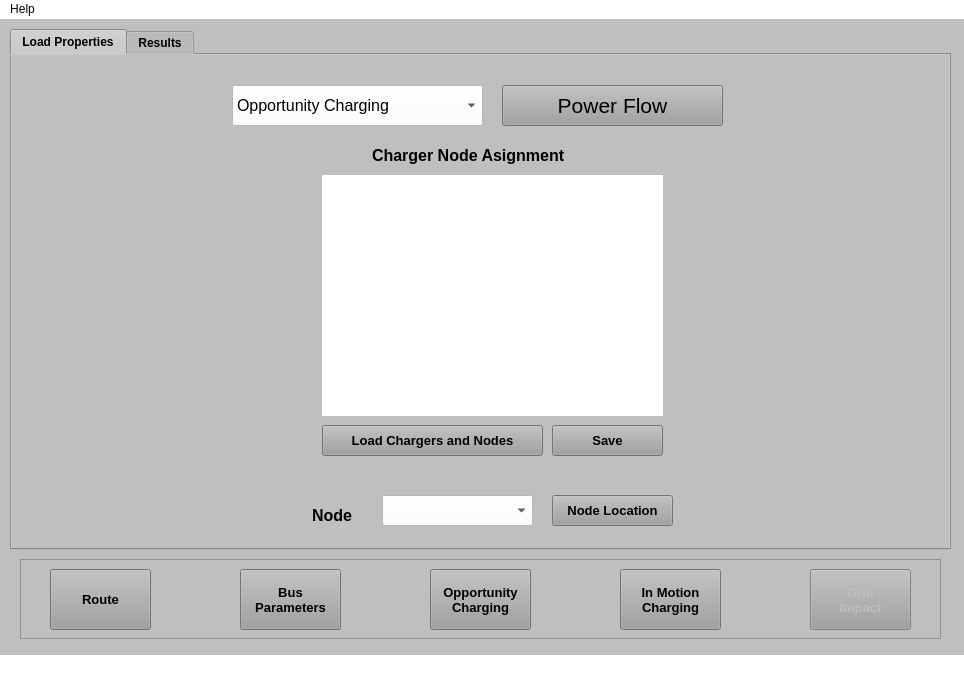
Qt form UI/InterfaceGrid.ui (Potter-Gryffindor/Proyecto-Final) before a commit.
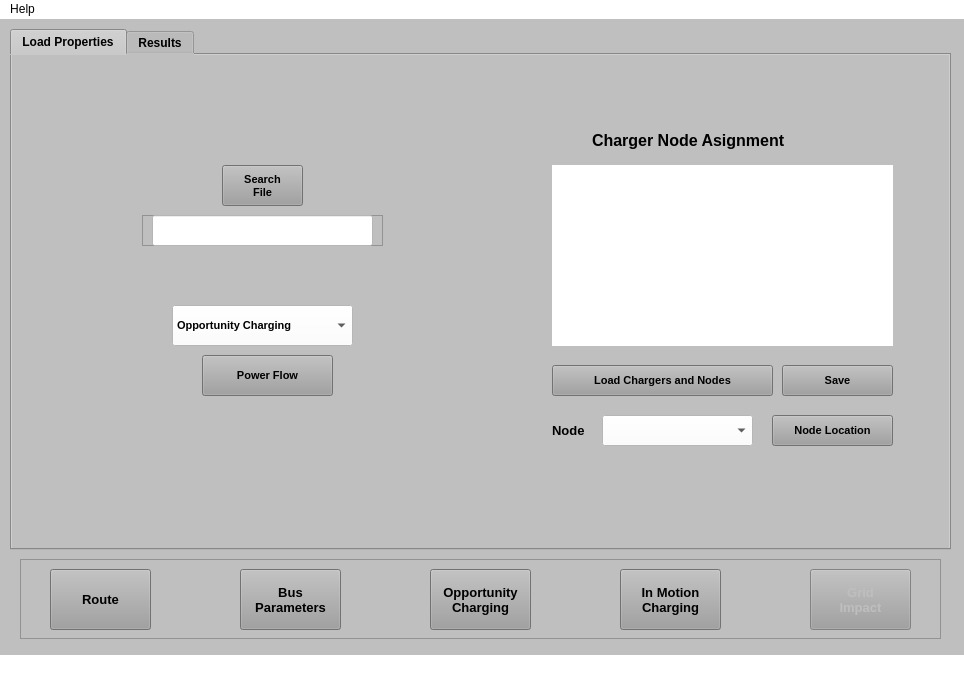
The same form after that commit. Icons and pictures are not drawn.

Diff of the .ui file:
```diff
--- a/UI/InterfaceGrid.ui
+++ b/UI/InterfaceGrid.ui
@@ -145,16 +145,18 @@
      <widget class="QPushButton" name="PowerFlowButton">
       <property name="geometry">
        <rect>
-        <x>490</x>
-        <y>30</y>
-        <width>221</width>
+        <x>190</x>
+        <y>300</y>
+        <width>131</width>
         <height>41</height>
        </rect>
       </property>
       <property name="font">
        <font>
-        <family>Arial</family>
-        <pointsize>16</pointsize>
+        <family>MS Sans Serif</family>
+        <pointsize>8</pointsize>
+        <weight>75</weight>
+        <bold>true</bold>
        </font>
       </property>
       <property name="toolTip">
@@ -173,16 +175,18 @@
      <widget class="QComboBox" name="ChargingComboBox">
       <property name="geometry">
        <rect>
-        <x>220</x>
-        <y>30</y>
-        <width>251</width>
+        <x>160</x>
+        <y>250</y>
+        <width>181</width>
         <height>41</height>
        </rect>
       </property>
       <property name="font">
        <font>
         <family>MS Sans Serif</family>
-        <pointsize>12</pointsize>
+        <pointsize>8</pointsize>
+        <weight>75</weight>
+        <bold>true</bold>
        </font>
       </property>
       <property name="statusTip">
@@ -205,16 +209,16 @@
      <widget class="QLabel" name="NodeLabel">
       <property name="geometry">
        <rect>
-        <x>300</x>
-        <y>450</y>
-        <width>71</width>
-        <height>21</height>
+        <x>540</x>
+        <y>360</y>
+        <width>51</width>
+        <height>31</height>
        </rect>
       </property>
       <property name="font">
        <font>
         <family>MS Sans Serif</family>
-        <pointsize>12</pointsize>
+        <pointsize>10</pointsize>
         <weight>75</weight>
         <bold>true</bold>
        </font>
@@ -226,8 +230,8 @@
      <widget class="QComboBox" name="NodeListComboBox">
       <property name="geometry">
        <rect>
-        <x>370</x>
-        <y>440</y>
+        <x>590</x>
+        <y>360</y>
         <width>151</width>
         <height>31</height>
        </rect>
@@ -235,7 +239,9 @@
       <property name="font">
        <font>
         <family>MS Sans Serif</family>
-        <pointsize>12</pointsize>
+        <pointsize>10</pointsize>
+        <weight>75</weight>
+        <bold>true</bold>
        </font>
       </property>
       <property name="statusTip">
@@ -248,8 +254,8 @@
      <widget class="QPushButton" name="BusLocationButton">
       <property name="geometry">
        <rect>
-        <x>540</x>
-        <y>440</y>
+        <x>760</x>
+        <y>360</y>
         <width>121</width>
         <height>31</height>
        </rect>
@@ -257,7 +263,7 @@
       <property name="font">
        <font>
         <family>MS Sans Serif</family>
-        <pointsize>10</pointsize>
+        <pointsize>8</pointsize>
         <weight>75</weight>
         <bold>true</bold>
        </font>
@@ -275,10 +281,10 @@
      <widget class="QWidget" name="verticalLayoutWidget_2">
       <property name="geometry">
        <rect>
-        <x>310</x>
-        <y>120</y>
+        <x>540</x>
+        <y>110</y>
         <width>341</width>
-        <height>241</height>
+        <height>181</height>
        </rect>
       </property>
       <layout class="QVBoxLayout" name="AssignmentLayout">
@@ -300,10 +306,10 @@
      <widget class="QLabel" name="ChargerLabel">
       <property name="geometry">
        <rect>
-        <x>360</x>
-        <y>90</y>
+        <x>580</x>
+        <y>70</y>
         <width>241</width>
-        <height>21</height>
+        <height>31</height>
        </rect>
       </property>
       <property name="font">
@@ -314,6 +320,9 @@
         <bold>true</bold>
        </font>
       </property>
+      <property name="autoFillBackground">
+       <bool>false</bool>
+      </property>
       <property name="text">
        <string>Charger Node Asignment</string>
       </property>
@@ -321,8 +330,8 @@
      <widget class="QPushButton" name="LoadChargersNodesButton">
       <property name="geometry">
        <rect>
-        <x>310</x>
-        <y>370</y>
+        <x>540</x>
+        <y>310</y>
         <width>221</width>
         <height>31</height>
        </rect>
@@ -330,7 +339,7 @@
       <property name="font">
        <font>
         <family>MS Sans Serif</family>
-        <pointsize>10</pointsize>
+        <pointsize>8</pointsize>
         <weight>75</weight>
         <bold>true</bold>
        </font>
@@ -351,8 +360,8 @@
      <widget class="QPushButton" name="SaveButton">
       <property name="geometry">
        <rect>
-        <x>540</x>
-        <y>370</y>
+        <x>770</x>
+        <y>310</y>
         <width>111</width>
         <height>31</height>
        </rect>
@@ -360,7 +369,7 @@
       <property name="font">
        <font>
         <family>MS Sans Serif</family>
-        <pointsize>10</pointsize>
+        <pointsize>8</pointsize>
         <weight>75</weight>
         <bold>true</bold>
        </font>
@@ -375,6 +384,173 @@
        <string>Save</string>
       </property>
      </widget>
+     <widget class="QFrame" name="DssFileLineFrame">
+      <property name="enabled">
+       <bool>false</bool>
+      </property>
+      <property name="geometry">
+       <rect>
+        <x>130</x>
+        <y>160</y>
+        <width>241</width>
+        <height>31</height>
+       </rect>
+      </property>
+      <property name="palette">
+       <palette>
+        <active>
+         <colorrole role="Button">
+          <brush brushstyle="SolidPattern">
+           <color alpha="255">
+            <red>191</red>
+            <green>191</green>
+            <blue>191</blue>
+           </color>
+          </brush>
+         </colorrole>
+         <colorrole role="Base">
+          <brush brushstyle="SolidPattern">
+           <color alpha="255">
+            <red>191</red>
+            <green>191</green>
+            <blue>191</blue>
+           </color>
+          </brush>
+         </colorrole>
+         <colorrole role="Window">
+          <brush brushstyle="SolidPattern">
+           <color alpha="255">
+            <red>191</red>
+            <green>191</green>
+            <blue>191</blue>
+           </color>
+          </brush>
+         </colorrole>
+        </active>
+        <inactive>
+         <colorrole role="Button">
+          <brush brushstyle="SolidPattern">
+           <color alpha="255">
+            <red>191</red>
+            <green>191</green>
+            <blue>191</blue>
+           </color>
+          </brush>
+         </colorrole>
+         <colorrole role="Base">
+          <brush brushstyle="SolidPattern">
+           <color alpha="255">
+            <red>191</red>
+            <green>191</green>
+            <blue>191</blue>
+           </color>
+          </brush>
+         </colorrole>
+         <colorrole role="Window">
+          <brush brushstyle="SolidPattern">
+           <color alpha="255">
+            <red>191</red>
+            <green>191</green>
+            <blue>191</blue>
+           </color>
+          </brush>
+         </colorrole>
+        </inactive>
+        <disabled>
+         <colorrole role="Button">
+          <brush brushstyle="SolidPattern">
+           <color alpha="255">
+            <red>191</red>
+            <green>191</green>
+            <blue>191</blue>
+           </color>
+          </brush>
+         </colorrole>
+         <colorrole role="Base">
+          <brush brushstyle="SolidPattern">
+           <color alpha="255">
+            <red>191</red>
+            <green>191</green>
+            <blue>191</blue>
+           </color>
+          </brush>
+         </colorrole>
+         <colorrole role="Window">
+          <brush brushstyle="SolidPattern">
+           <color alpha="255">
+            <red>191</red>
+            <green>191</green>
+            <blue>191</blue>
+           </color>
+          </brush>
+         </colorrole>
+        </disabled>
+       </palette>
+      </property>
+      <property name="accessibleName">
+       <string>.csv</string>
+      </property>
+      <property name="frameShape">
+       <enum>QFrame::StyledPanel</enum>
+      </property>
+      <property name="frameShadow">
+       <enum>QFrame::Plain</enum>
+      </property>
+      <widget class="QLineEdit" name="DssFileLine">
+       <property name="geometry">
+        <rect>
+         <x>10</x>
+         <y>0</y>
+         <width>221</width>
+         <height>31</height>
+        </rect>
+       </property>
+       <property name="font">
+        <font>
+         <family>MS Sans Serif</family>
+         <pointsize>10</pointsize>
+         <weight>75</weight>
+         <bold>true</bold>
+        </font>
+       </property>
+       <property name="styleSheet">
+        <string notr="true">background-color: rgb(255, 255, 255);
+border-color: rgb(0, 0, 0);
+</string>
+       </property>
+      </widget>
+     </widget>
+     <widget class="QPushButton" name="SearchFileButton">
+      <property name="enabled">
+       <bool>true</bool>
+      </property>
+      <property name="geometry">
+       <rect>
+        <x>210</x>
+        <y>110</y>
+        <width>81</width>
+        <height>41</height>
+       </rect>
+      </property>
+      <property name="font">
+       <font>
+        <family>MS Sans Serif</family>
+        <pointsize>8</pointsize>
+        <weight>75</weight>
+        <bold>true</bold>
+       </font>
+      </property>
+      <property name="statusTip">
+       <string>Push to Search Dss File </string>
+      </property>
+      <property name="styleSheet">
+       <string notr="true">background-color: rgb(159, 159, 159);</string>
+      </property>
+      <property name="text">
+       <string>Search
+File</string>
+      </property>
+     </widget>
     </widget>
     <widget class="QWidget" name="OperationDiagramTab">
      <attribute name="title">
```
